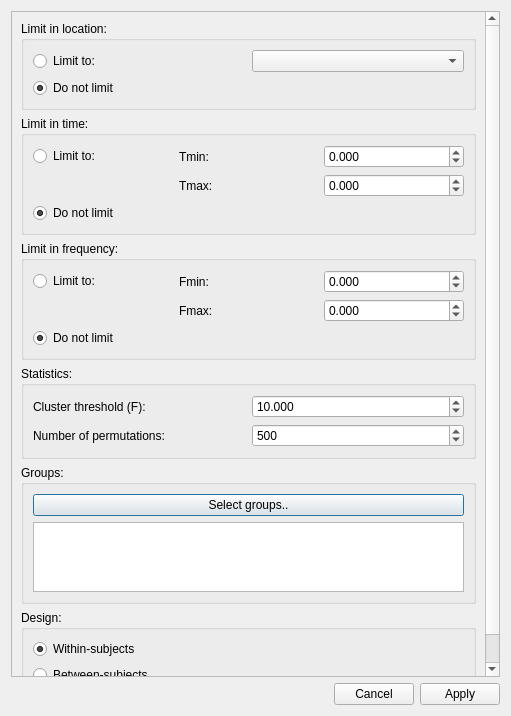
Qt form designer_ui_files/utilities/permutationTestDialogUi.ui (cibr-jyu/meggie) before a commit.
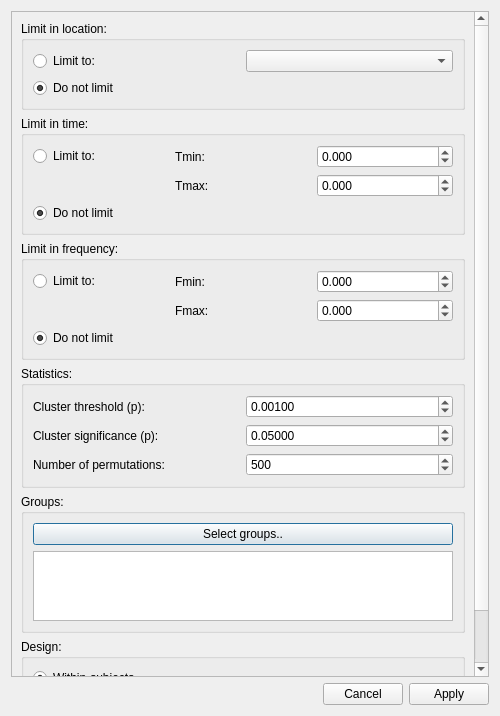
The same form after that commit.

Commit message: Implemented permutation tests for spectrums

Patch:
```diff
--- a/designer_ui_files/utilities/permutationTestDialogUi.ui
+++ b/designer_ui_files/utilities/permutationTestDialogUi.ui
@@ -6,7 +6,7 @@
    <rect>
     <x>0</x>
     <y>0</y>
-    <width>511</width>
+    <width>500</width>
     <height>716</height>
    </rect>
   </property>
@@ -39,8 +39,8 @@
        <rect>
         <x>0</x>
         <y>0</y>
-        <width>477</width>
-        <height>719</height>
+        <width>466</width>
+        <height>749</height>
        </rect>
       </property>
       <property name="minimumSize">
@@ -200,34 +200,30 @@
           <string>Statistics:</string>
          </property>
          <layout class="QGridLayout" name="gridLayout_6">
-          <item row="0" column="1">
-           <widget class="QDoubleSpinBox" name="doubleSpinBoxClusterThreshold">
-            <property name="decimals">
-             <number>3</number>
-            </property>
-            <property name="maximum">
-             <double>10000.000000000000000</double>
-            </property>
-            <property name="value">
-             <double>10.000000000000000</double>
-            </property>
-           </widget>
-          </item>
           <item row="0" column="0">
            <widget class="QLabel" name="labelClusterThreshold">
             <property name="text">
-             <string>Cluster threshold (F):</string>
+             <string>Cluster threshold (p):</string>
             </property>
            </widget>
           </item>
-          <item row="1" column="0">
-           <widget class="QLabel" name="labelNPermutations">
-            <property name="text">
-             <string>Number of permutations:</string>
+          <item row="0" column="1">
+           <widget class="QDoubleSpinBox" name="doubleSpinBoxClusterThreshold">
+            <property name="decimals">
+             <number>5</number>
             </property>
+            <property name="maximum">
+             <double>1.000000000000000</double>
+            </property>
+            <property name="singleStep">
+             <double>0.010000000000000</double>
+            </property>
+            <property name="value">
+             <double>0.001000000000000</double>
+            </property>
            </widget>
           </item>
-          <item row="1" column="1">
+          <item row="2" column="1">
            <widget class="QSpinBox" name="spinBoxNPermutations">
             <property name="maximum">
              <number>1000000000</number>
@@ -240,6 +236,36 @@
             </property>
            </widget>
           </item>
+          <item row="2" column="0">
+           <widget class="QLabel" name="labelNPermutations">
+            <property name="text">
+             <string>Number of permutations:</string>
+            </property>
+           </widget>
+          </item>
+          <item row="1" column="0">
+           <widget class="QLabel" name="labelClusterSignificance">
+            <property name="text">
+             <string>Cluster significance (p):</string>
+            </property>
+           </widget>
+          </item>
+          <item row="1" column="1">
+           <widget class="QDoubleSpinBox" name="doubleSpinBoxClusterSignificance">
+            <property name="decimals">
+             <number>5</number>
+            </property>
+            <property name="maximum">
+             <double>1.000000000000000</double>
+            </property>
+            <property name="singleStep">
+             <double>0.010000000000000</double>
+            </property>
+            <property name="value">
+             <double>0.050000000000000</double>
+            </property>
+           </widget>
+          </item>
          </layout>
         </widget>
        </item>
```
The commit also changes 6 other files.
